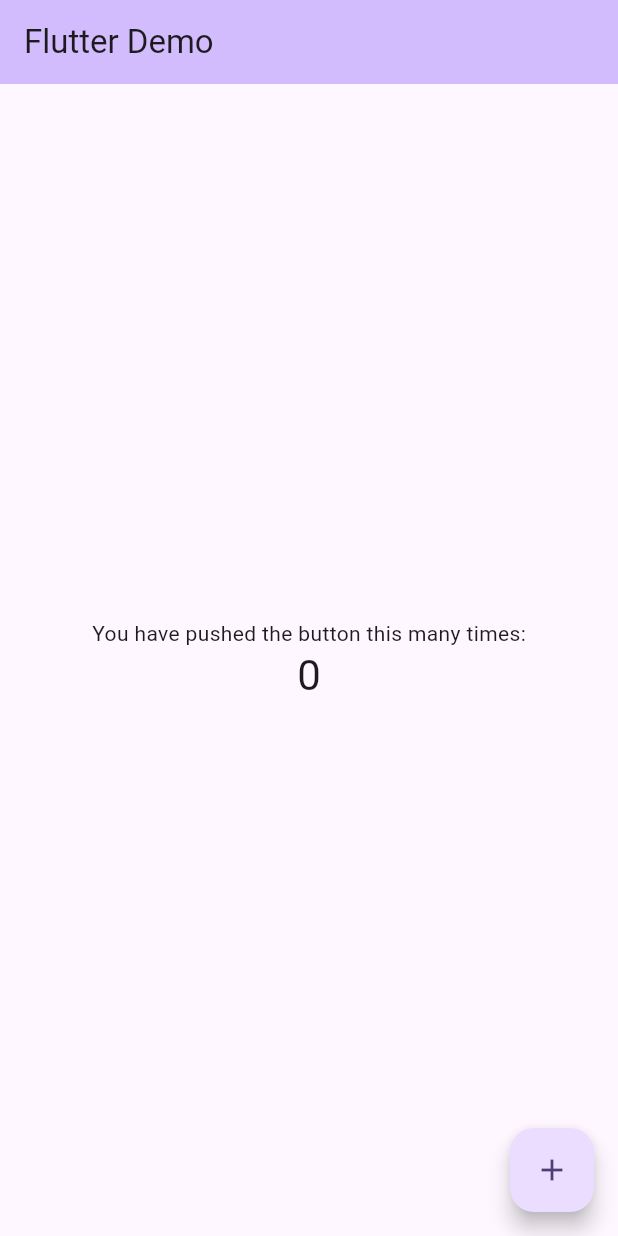
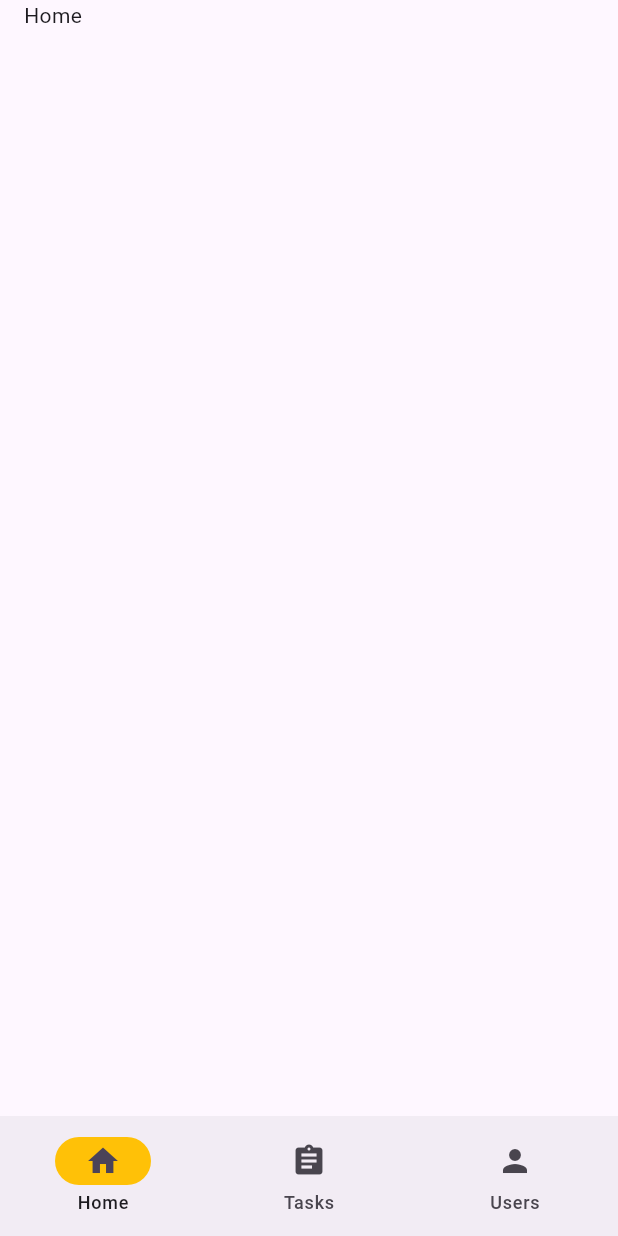
Before and after one commit to axxyn/TimeManager, a Flutter app: the screen it shows after launch, on a phone screen of 412 x 824 dp. Run offline on Flutter 3.47's test engine with Material 3 defaults, Android fonts, the phone set to English and light mode, and no system bars; our stand-ins replace freezed_annotation, hooks_riverpod, sqflite; accounts and stored records are empty; generated files the repository leaves out were written again; statements that could not run were skipped.

Commit message:
Database connection. Added User/Task models. Added sqfite/freezed package.

```diff
--- /dev/null
+++ b/lib/database.dart
@@ -0,0 +1,57 @@
+import 'package:sqflite/sqflite.dart';
+import 'package:path/path.dart';
+import 'package:time_manager/models/task.dart';
+import 'package:time_manager/static_data.dart';
+import 'models/user.dart';
+
+class DatabaseHelper {
+  static final DatabaseHelper instance = DatabaseHelper._instance();
+  static Database? _database;
+
+  DatabaseHelper._instance();
+
+  Future<Database> get db async {
+    _database ??= await initDb();
+    return _database!;
+  }
+
+  Future<Database> initDb() async {
+    String databasesPath = await getDatabasesPath();
+    String path = join(databasesPath, 'taskmanager.db');
+
+    await deleteDatabase(path);
+    return await openDatabase(path, version: 1, onCreate: _onCreate);
+  }
+
+  Future _onCreate(Database db, int version) async {
+    await db.execute('''
+      CREATE TABLE users (
+        id INTEGER PRIMARY KEY,
+        name TEXT,
+        surname TEXT
+      )
+    ''');
+    await initializeUsers(db);
+
+    await db.execute('''
+      CREATE TABLE tasks (
+        id INTEGER PRIMARY KEY,
+        name TEXT,
+        duration INTEGER
+      )
+    ''');
+    await initializeTasks(db);
+  }
+
+  Future<void> initializeUsers(Database db) async {
+    for (User user in usersToAdd) {
+      await db.insert('users', user.toJson());
+    }
+  }
+
+  Future<void> initializeTasks(Database db) async {
+    for (Task task in tasksToAdd) {
+      await db.insert('tasks', task.toJson());
+    }
+  }
+}
--- a/lib/main.dart
+++ b/lib/main.dart
@@ -1,122 +1,123 @@
 import 'package:flutter/material.dart';
+import 'package:hooks_riverpod/hooks_riverpod.dart';
+import 'package:time_manager/models/task.dart';
+import 'package:time_manager/repositories/taskRepository.dart';
+import 'package:time_manager/repositories/userRepository.dart';
 
-void main() {
-  runApp(const MyApp());
+import 'database.dart';
+import 'models/user.dart';
+
+void main() async {
+  WidgetsFlutterBinding.ensureInitialized();
+  await DatabaseHelper.instance.initDb();
+
+  runApp(const ProviderScope(
+    child: MyApp()
+  ));
 }
 
 class MyApp extends StatelessWidget {
   const MyApp({super.key});
 
-  // This widget is the root of your application.
   @override
   Widget build(BuildContext context) {
     return MaterialApp(
       title: 'Flutter',
       theme: ThemeData(
-        // This is the theme of your application.
-        //
-        // TRY THIS: Try running your application with "flutter run". You'll see
-        // the application has a purple toolbar. Then, without quitting the app,
-        // try changing the seedColor in the colorScheme below to Colors.green
-        // and then invoke "hot reload" (save your changes or press the "hot
-        // reload" button in a Flutter-supported IDE, or press "r" if you used
-        // the command line to start the app).
-        //
-        // Notice that the counter didn't reset back to zero; the application
-        // state is not lost during the reload. To reset the state, use hot
-        // restart instead.
-        //
-        // This works for code too, not just values: Most code changes can be
-        // tested with just a hot reload.
         colorScheme: ColorScheme.fromSeed(seedColor: Colors.deepPurple),
       ),
-      home: const MyHomePage(title: 'Flutter Demo'),
+      home: const HomePage(),
     );
   }
 }
 
-class MyHomePage extends StatefulWidget {
-  const MyHomePage({super.key, required this.title});
-
-  // This widget is the home page of your application. It is stateful, meaning
-  // that it has a State object (defined below) that contains fields that affect
-  // how it looks.
-
-  // This class is the configuration for the state. It holds the values (in this
-  // case the title) provided by the parent (in this case the App widget) and
-  // used by the build method of the State. Fields in a Widget subclass are
-  // always marked "final".
-
-  final String title;
+class HomePage extends ConsumerStatefulWidget {
+  const HomePage({super.key});
 
   @override
-  State<MyHomePage> createState() => _MyHomePageState();
+  ConsumerState<HomePage> createState() => _HomePageState();
 }
 
-class _MyHomePageState extends State<MyHomePage> {
-  int _counter = 0;
+class _HomePageState extends ConsumerState<HomePage> {
+  List<User> _users = [];
+  List<Task> _tasks = [];
+  int currentPageIndex = 0;
 
-  void _incrementCounter() {
+  @override
+  void initState() {
+    super.initState();
+
+    Future.wait([
+      _fetchUsers(),
+      _fetchTasks()
+    ]);
+  }
+
+  Future<void> _fetchUsers() async {
+    UserRepository userRepository = UserRepository();
+    final userMaps = await userRepository.queryAll();
     setState(() {
-      // This call to setState tells the Flutter framework that something has
-      // changed in this State, which causes it to rerun the build method below
-      // so that the display can reflect the updated values. If we changed
-      // _counter without calling setState(), then the build method would not be
-      // called again, and so nothing would appear to happen.
-      _counter++;
+      _users = userMaps.map((userMap) => User.fromJson(userMap)).toList();
     });
+  }
+
+  Future<void> _fetchTasks() async {
+    TaskRepository taskRepository = TaskRepository();
+    final taskMaps = await taskRepository.queryAll();
+    setState(() {
+      _tasks = taskMaps.map((taskMap) => Task.fromJson(taskMap)).toList();
+    });
+  }
+
+  Widget wrapSafeArea(Widget child) {
+    return SafeArea(
+      minimum: EdgeInsets.symmetric(horizontal: 16),
+      child: child
+    );
   }
 
   @override
   Widget build(BuildContext context) {
-    // This method is rerun every time setState is called, for instance as done
-    // by the _incrementCounter method above.
-    //
-    // The Flutter framework has been optimized to make rerunning build methods
-    // fast, so that you can just rebuild anything that needs updating rather
-    // than having to individually change instances of widgets.
     return Scaffold(
-      appBar: AppBar(
-        // TRY THIS: Try changing the color here to a specific color (to
-        // Colors.amber, perhaps?) and trigger a hot reload to see the AppBar
-        // change color while the other colors stay the same.
-        backgroundColor: Theme.of(context).colorScheme.inversePrimary,
-        // Here we take the value from the MyHomePage object that was created by
-        // the App.build method, and use it to set our appbar title.
-        title: Text(widget.title),
+      body: <Widget>[
+        wrapSafeArea(Text('Home')),
+        ListView.builder(
+          itemCount: _tasks.length,
+          itemBuilder: (context, index) {
+            return ListTile(
+              title: Text('${_tasks[index].name} ${_tasks[index].duration}'),
+            );
+          },
+        ),
+        ListView.builder(
+          itemCount: _users.length,
+          itemBuilder: (context, index) {
+            return ListTile(
+              title: Text('${_users[index].name} ${_users[index].surname}'),
+            );
+          },
+        ),
+      ][currentPageIndex],
+      bottomNavigationBar: NavigationBar(
+        onDestinationSelected: (int index) {
+          setState(() {
+            currentPageIndex = index;
+          });
+        },
+        indicatorColor: Colors.amber,
+        selectedIndex: currentPageIndex,
+        destinations: const <Widget>[
+          NavigationDestination(icon: Icon(Icons.home), label: 'Home'),
+          NavigationDestination(
+            icon: Badge(isLabelVisible: false, child: Icon(Icons.assignment)),
+            label: 'Tasks',
+          ),
+          NavigationDestination(
+            icon: Badge(isLabelVisible: false, child: Icon(Icons.person)),
+            label: 'Users',
+          ),
+        ],
       ),
-      body: Center(
-        // Center is a layout widget. It takes a single child and positions it
-        // in the middle of the parent.
-        child: Column(
-          // Column is also a layout widget. It takes a list of children and
-          // arranges them vertically. By default, it sizes itself to fit its
-          // children horizontally, and tries to be as tall as its parent.
-          //
-          // Column has various properties to control how it sizes itself and
-          // how it positions its children. Here we use mainAxisAlignment to
-          // center the children vertically; the main axis here is the vertical
-          // axis because Columns are vertical (the cross axis would be
-          // horizontal).
-          //
-          // TRY THIS: Invoke "debug painting" (choose the "Toggle Debug Paint"
-          // action in the IDE, or press "p" in the console), to see the
-          // wireframe for each widget.
-          mainAxisAlignment: MainAxisAlignment.center,
-          children: <Widget>[
-            const Text('You have pushed the button this many times:'),
-            Text(
-              '$_counter',
-              style: Theme.of(context).textTheme.headlineMedium,
-            ),
-          ],
-        ),
-      ),
-      floatingActionButton: FloatingActionButton(
-        onPressed: _incrementCounter,
-        tooltip: 'Increment',
-        child: const Icon(Icons.add),
-      ), // This trailing comma makes auto-formatting nicer for build methods.
     );
   }
 }
--- /dev/null
+++ b/lib/models/task.dart
@@ -0,0 +1,18 @@
+import 'package:freezed_annotation/freezed_annotation.dart';
+
+part 'task.freezed.dart';
+
+part 'task.g.dart';
+
+@freezed
+class Task with _$Task {
+  const Task._();
+
+  const factory Task({
+    int? id,
+    required String name,
+    required int duration
+  }) = _Task;
+
+  factory Task.fromJson(Map<String, dynamic> json) => _$TaskFromJson(json);
+}
--- /dev/null
+++ b/lib/models/user.dart
@@ -0,0 +1,18 @@
+import 'package:freezed_annotation/freezed_annotation.dart';
+
+part 'user.freezed.dart';
+
+part 'user.g.dart';
+
+@freezed
+class User with _$User {
+  const User._();
+
+  const factory User({
+    int? id,
+    required String name,
+    String? surname
+  }) = _User;
+
+  factory User.fromJson(Map<String, dynamic> json) => _$UserFromJson(json);
+}
--- /dev/null
+++ b/lib/repositories/taskRepository.dart
@@ -0,0 +1,24 @@
+import 'package:time_manager/database.dart';
+import 'package:time_manager/models/task.dart';
+
+class TaskRepository {
+  Future<int> insert(Task task) async {
+    final db = await DatabaseHelper.instance.db;
+    return await db.insert('tasks', task.toJson());
+  }
+
+  Future<List<Map<String, dynamic>>> queryAll() async {
+    final db = await DatabaseHelper.instance.db;
+    return await db.query('tasks');
+  }
+
+  Future<int> update(Task task) async {
+    final db = await DatabaseHelper.instance.db;
+    return await db.update('tasks', task.toJson(), where: 'id = ?', whereArgs: [task.id]);
+  }
+
+  Future<int> delete(int id) async {
+    final db = await DatabaseHelper.instance.db;
+    return await db.delete('tasks', where: 'id = ?', whereArgs: [id]);
+  }
+}
--- /dev/null
+++ b/lib/repositories/userRepository.dart
@@ -0,0 +1,24 @@
+import 'package:time_manager/database.dart';
+import 'package:time_manager/models/user.dart';
+
+class UserRepository {
+  Future<int> insert(User user) async {
+    final db = await DatabaseHelper.instance.db;
+    return await db.insert('users', user.toJson());
+  }
+
+  Future<List<Map<String, dynamic>>> queryAll() async {
+    final db = await DatabaseHelper.instance.db;
+    return await db.query('users');
+  }
+
+  Future<int> update(User user) async {
+    final db = await DatabaseHelper.instance.db;
+    return await db.update('users', user.toJson(), where: 'id = ?', whereArgs: [user.id]);
+  }
+
+  Future<int> delete(int id) async {
+    final db = await DatabaseHelper.instance.db;
+    return await db.delete('users', where: 'id = ?', whereArgs: [id]);
+  }
+}
```
Also changed, not shown: pubspec.yaml (+8 -0 lines), pubspec.lock, 1 other file.
